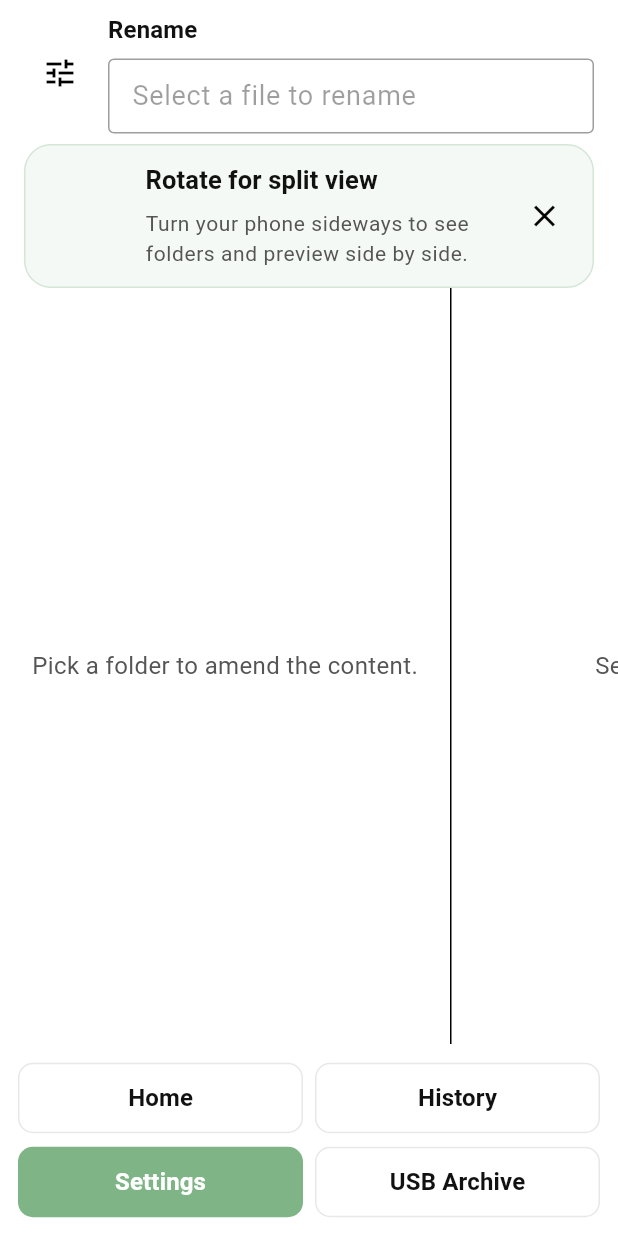
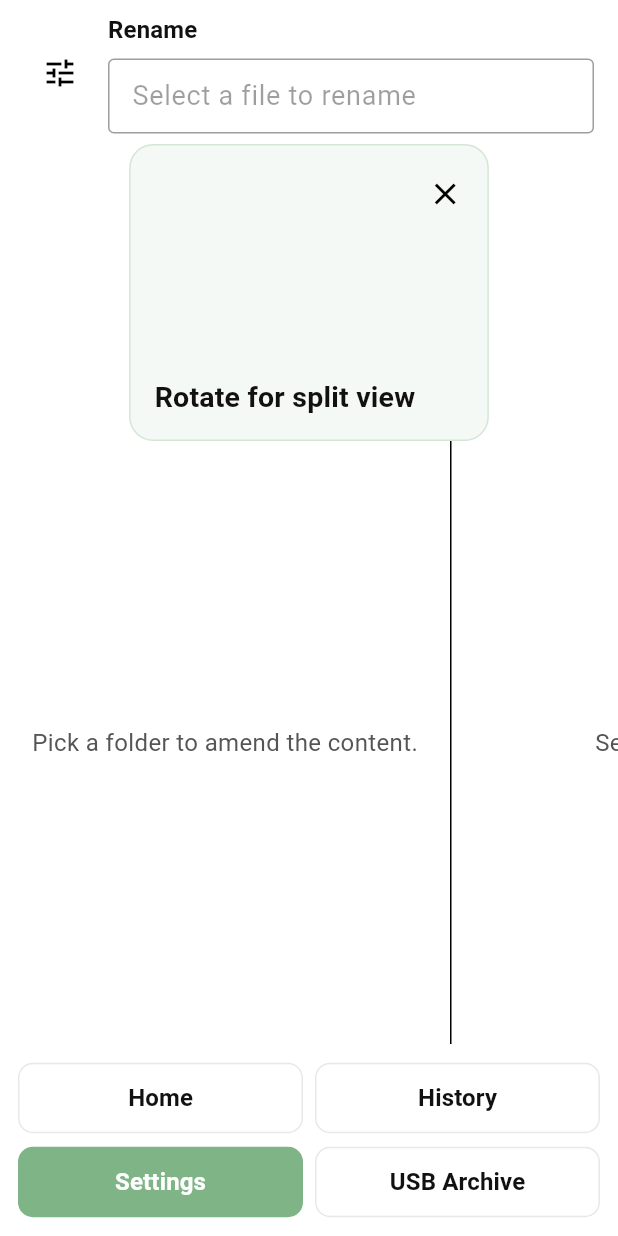
Before and after one commit to apply4funla-del/App, a Flutter app: the FileExplorerScreen screen opened by its route, on a phone screen of 412 x 824 dp. Run offline on Flutter 3.47's test engine with Material 3 defaults, Android fonts, the phone set to English and light mode, and no system bars; our stand-ins replace file_picker, google_fonts, lottie, permission_handler, shared_preferences, supabase_flutter; missing offline and left inert: syncfusion_flutter_pdfviewer, video_thumbnail; accounts and stored records are empty; project files that could hold a hidden picture were left out.

Commit message:
Simplify explorer rotation hint

```diff
--- a/file_tidy_app/lib/features/file_browser/presentation/widgets/explorer_orientation_hint.dart
+++ b/file_tidy_app/lib/features/file_browser/presentation/widgets/explorer_orientation_hint.dart
@@ -26,49 +26,48 @@ class ExplorerOrientationHint extends StatelessWidget {
           AppSpacing.md,
           0,
         ),
-        padding: const EdgeInsets.all(AppSpacing.sm),
+        padding: const EdgeInsets.all(AppSpacing.md),
         decoration: BoxDecoration(
           color: colorScheme.primary.withValues(alpha: 0.08),
-          borderRadius: BorderRadius.circular(18),
+          borderRadius: BorderRadius.circular(16),
           border: Border.all(
             color: colorScheme.primary.withValues(alpha: 0.28),
           ),
         ),
-        child: Row(
+        child: Stack(
+          children: [
+            Padding(
+              padding: const EdgeInsets.only(right: 32),
+              child: Column(
+                mainAxisSize: MainAxisSize.min,
                 children: [
                   SizedBox(
-              width: 56,
-              height: 56,
+                    width: 132,
+                    height: 132,
                     child: Lottie.asset(
                       _assetPath,
                       repeat: true,
                       fit: BoxFit.contain,
                     ),
                   ),
-            const SizedBox(width: AppSpacing.sm),
-            Expanded(
-              child: Column(
-                crossAxisAlignment: CrossAxisAlignment.start,
-                mainAxisSize: MainAxisSize.min,
-                children: [
+                  const SizedBox(height: AppSpacing.xs),
                   Text(
                     'Rotate for split view',
-                    style: theme.textTheme.titleSmall,
-                  ),
-                  const SizedBox(height: AppSpacing.xs),
-                  Text(
-                    'Turn your phone sideways to see folders and preview side by side.',
-                    style: theme.textTheme.bodySmall,
+                    textAlign: TextAlign.center,
+                    style: theme.textTheme.titleMedium,
                   ),
                 ],
               ),
             ),
-            const SizedBox(width: AppSpacing.xs),
-            IconButton(
+            Positioned(
+              top: -4,
+              right: -8,
+              child: IconButton(
                 visualDensity: VisualDensity.compact,
                 tooltip: 'Dismiss',
                 onPressed: onDismiss,
                 icon: const Icon(Icons.close),
+              ),
             ),
           ],
         ),
```
Also changed, not shown: 1 other file. Lines whose indentation alone changed are shown as unchanged.
